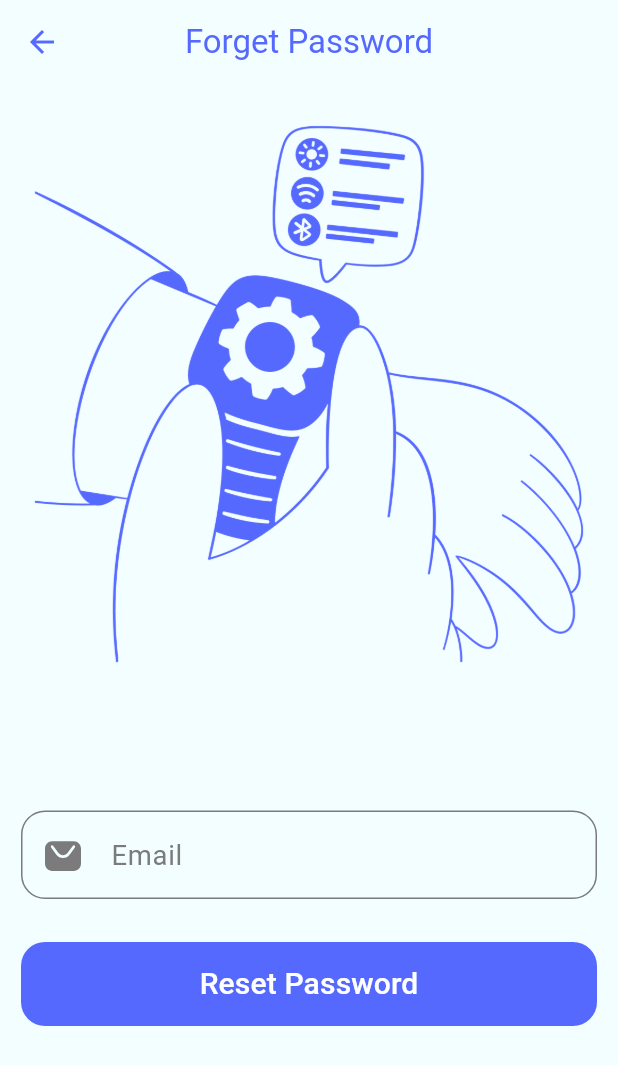
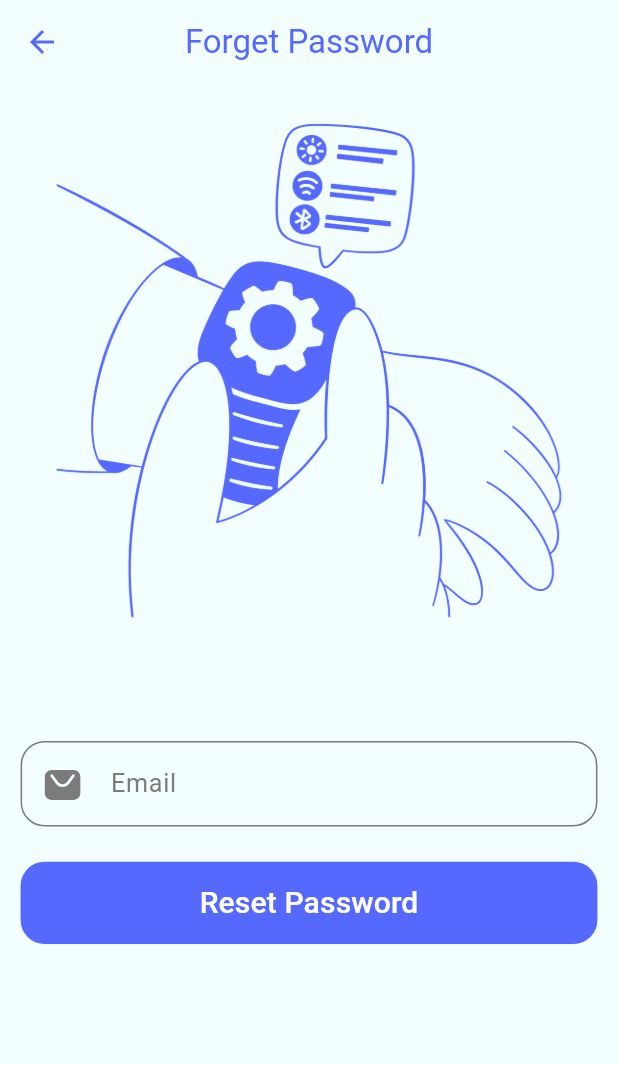
Before and after one commit to drasayed/evently, a Flutter app: the ForgetPassword screen opened by its route, on a phone screen of 412 x 824 dp. Shown: the top 1065 px of the screen. Run offline on Flutter 3.47's test engine with Material 3 defaults, Android fonts, the phone set to English and light mode, and no system bars; our stand-ins replace flutter_screenutil, flutter_svg, vector_graphics.

Commit message:
card ui updated

```diff
--- a/lib/common/widget/custom_main_button.dart
+++ b/lib/common/widget/custom_main_button.dart
@@ -1,4 +1,5 @@
 import 'package:flutter/material.dart';
+import 'package:flutter_screenutil/flutter_screenutil.dart';
 
 import '../theme/app_colors.dart';
 
@@ -13,7 +14,7 @@ class CustomButton extends StatelessWidget {
       children: [
         Expanded(
           child: SizedBox(
-            height: 56,
+            height: 56.h,
             child: FilledButton(
               onPressed: onPressed,
               style: FilledButton.styleFrom(
--- a/lib/common/widget/events_card.dart
+++ b/lib/common/widget/events_card.dart
@@ -24,8 +24,8 @@ class EventsCard extends StatelessWidget {
         crossAxisAlignment: CrossAxisAlignment.start,
         children: [
           Container(
-            height: 49.h,
-            width: 43.w,
+            height: 55.h,
+            width: 50.w,
             decoration: BoxDecoration(
               color: Theme.of(context).scaffoldBackgroundColor,
               borderRadius: BorderRadius.circular(8.r),
--- a/lib/main.dart
+++ b/lib/main.dart
@@ -18,6 +18,7 @@ class MyApp extends StatelessWidget {
   @override
   Widget build(BuildContext context) {
     return ScreenUtilInit(
+      designSize: Size(393, 841),
       builder: (context, child) {
         return MaterialApp(
           debugShowCheckedModeBanner: false,
--- a/lib/screens/Authentication/forget_password.dart
+++ b/lib/screens/Authentication/forget_password.dart
@@ -20,12 +20,12 @@ class ForgetPassword extends StatelessWidget {
         foregroundColor: AppColors.mainColor,
       ),
       body: Padding(
-        padding: const EdgeInsets.all(14),
+        padding: const EdgeInsets.all(14).r,
         child: SingleChildScrollView(
           child: Column(
             spacing: 24.h,
             children: [
-              Assets.images.forgetPassword.image(),
+              Assets.images.forgetPassword.image(height: 361.h),
               SizedBox(height: 24.h),
               CustomTextFormField(
                 hintText: 'Email',
```
